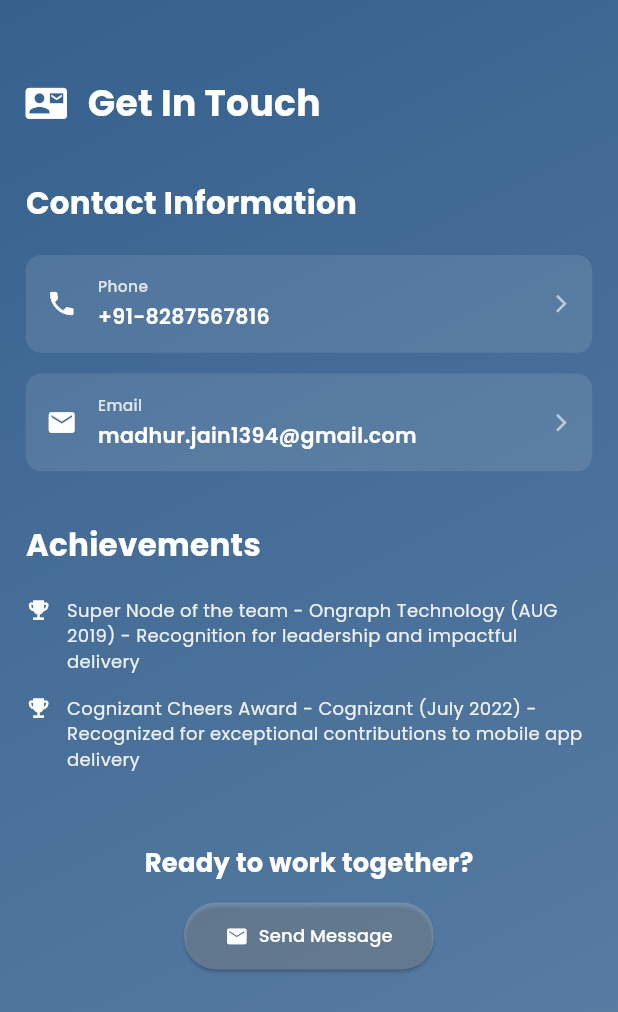
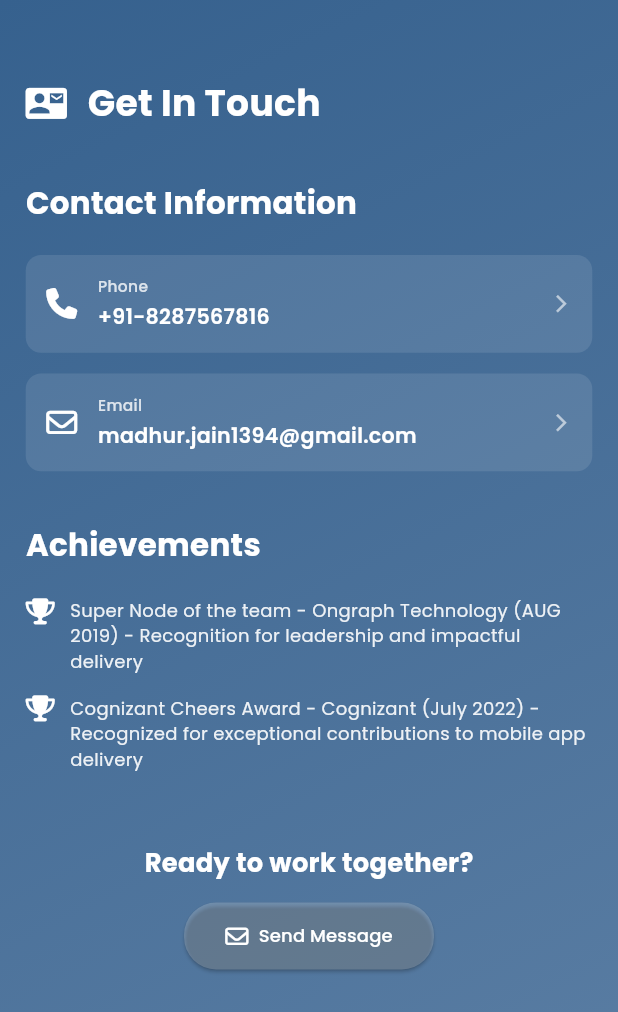
Before and after one commit to madhurDroiddev/madhur-jain-portfolio, a Flutter app: the ContactSection widget shown alone on an empty page, opened directly, on a phone screen of 412 x 824 dp. Shown: the top 1012 px of the screen. Run offline on Flutter 3.47's test engine with Material 3 defaults, Android fonts, the phone set to English and light mode, and no system bars; our stand-ins replace font_awesome_flutter, responsive_framework, shared_preferences; accounts and stored records are empty; statements that could not run were skipped.

Commit message:
Fix: Replace deprecated flutter_icons with font_awesome_flutter for latest Flutter compatibility

```diff
--- a/lib/widgets/contact_section.dart
+++ b/lib/widgets/contact_section.dart
@@ -1,6 +1,7 @@
 import 'package:flutter/material.dart';
 import 'package:responsive_framework/responsive_framework.dart';
 import 'package:url_launcher/url_launcher.dart';
+import 'package:font_awesome_flutter/font_awesome_flutter.dart';
 import '../models/portfolio_data.dart';
 
 class ContactSection extends StatelessWidget {
@@ -73,7 +74,7 @@ class ContactSection extends StatelessWidget {
                       const SizedBox(height: 24),
                       _buildContactItem(
                         context,
-                        Icons.phone,
+                        FontAwesomeIcons.phone,
                         'Phone',
                         PortfolioData.phone,
                         'tel:${PortfolioData.phone}',
@@ -81,7 +82,7 @@ class ContactSection extends StatelessWidget {
                       const SizedBox(height: 16),
                       _buildContactItem(
                         context,
-                        Icons.email,
+                        FontAwesomeIcons.envelope,
                         'Email',
                         PortfolioData.email,
                         'mailto:${PortfolioData.email}',
@@ -110,8 +111,8 @@ class ContactSection extends StatelessWidget {
                         child: Row(
                           crossAxisAlignment: CrossAxisAlignment.start,
                           children: [
-                            Icon(
-                              Icons.emoji_events,
+                            FaIcon(
+                              FontAwesomeIcons.trophy,
                               color: Colors.white,
                               size: 20,
                             ),
@@ -150,7 +151,7 @@ class ContactSection extends StatelessWidget {
                 const SizedBox(height: 24),
                 _buildContactItem(
                   context,
-                  Icons.phone,
+                  FontAwesomeIcons.phone,
                   'Phone',
                   PortfolioData.phone,
                   'tel:${PortfolioData.phone}',
@@ -158,7 +159,7 @@ class ContactSection extends StatelessWidget {
                 const SizedBox(height: 16),
                 _buildContactItem(
                   context,
-                  Icons.email,
+                  FontAwesomeIcons.envelope,
                   'Email',
                   PortfolioData.email,
                   'mailto:${PortfolioData.email}',
@@ -179,8 +180,8 @@ class ContactSection extends StatelessWidget {
                   child: Row(
                     crossAxisAlignment: CrossAxisAlignment.start,
                     children: [
-                      Icon(
-                        Icons.emoji_events,
+                      FaIcon(
+                        FontAwesomeIcons.trophy,
                         color: Colors.white,
                         size: 20,
                       ),
@@ -222,7 +223,7 @@ class ContactSection extends StatelessWidget {
                       await launchUrl(uri);
                     }
                   },
-                  icon: const Icon(Icons.email, color: Colors.white),
+                  icon: const FaIcon(FontAwesomeIcons.envelope, color: Colors.white),
                   label: const Text(
                     'Send Message',
                     style: TextStyle(color: Colors.white),
@@ -266,7 +267,7 @@ class ContactSection extends StatelessWidget {
         ),
         child: Row(
           children: [
-            Icon(
+            FaIcon(
               icon,
               color: Colors.white,
               size: 24,
--- a/pubspec.yaml
+++ b/pubspec.yaml
@@ -15,8 +15,8 @@ dependencies:
     sdk: flutter
 
   # UI & Icons
-  flutter_icons: ^1.1.0
   font_awesome_flutter: ^10.6.0
+  flutter_svg: ^2.0.9
 
   # Navigation
   go_router: ^12.1.3
```
Also changed, not shown: lib/widgets/about_section.dart (+5 -4 lines), lib/widgets/experience_section.dart (+6 -5 lines), lib/widgets/footer_widget.dart (+5 -4 lines), lib/widgets/header_widget.dart (+6 -5 lines).
